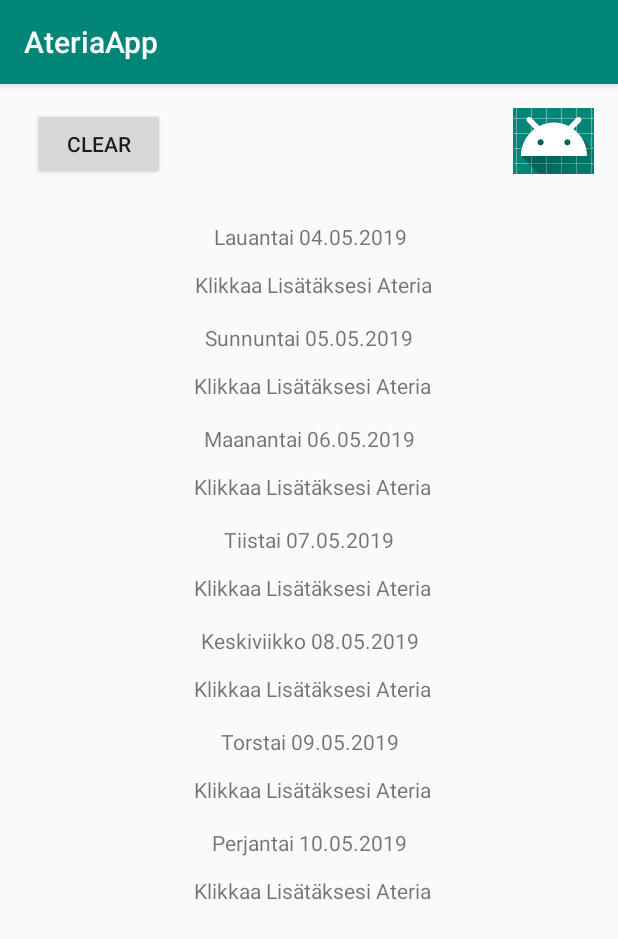
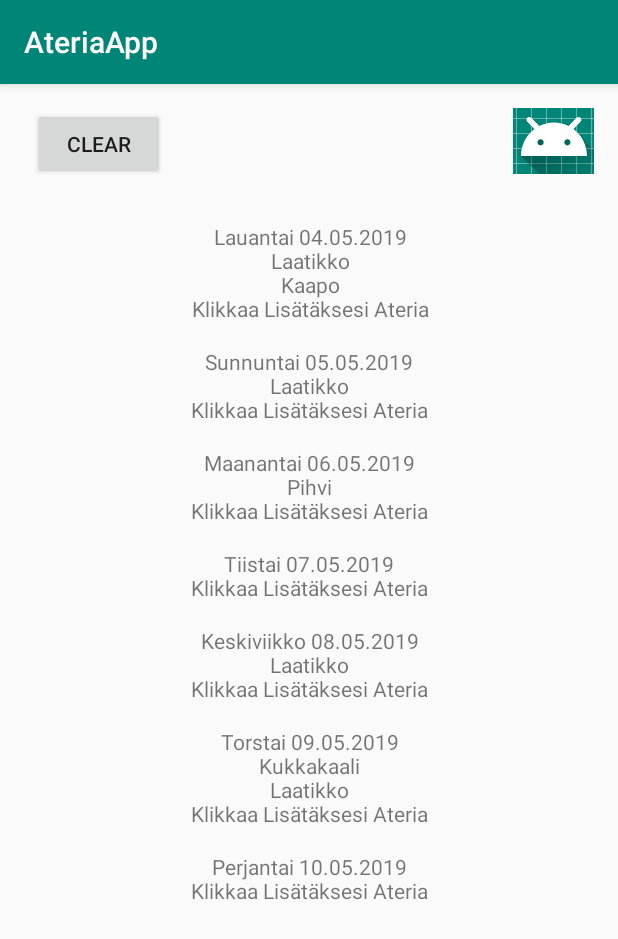
Before and after one commit to Ruon1s/AteriaApp, an Android app: the screen it shows after launch (MainActivity), on a phone screen of 412 x 824 dp. Shown: the top 939 px of the screen. Run offline under Robolectric (Android 15) with nearby library versions, the phone set to English and light mode, and no system bars.

Commit message:
Front page working.

```diff
--- a/app/src/main/java/com/example/ateriaapp/Ateria.java
+++ b/app/src/main/java/com/example/ateriaapp/Ateria.java
@@ -9,7 +9,15 @@ public class Ateria {
     public ArrayList<String> kaikkiainesosat = new ArrayList<>();
 
 
-//constructori
+    public String getDate() {
+        return this.date;
+    }
+
+    public String getNimi() {
+        return nimi;
+    }
+
+    //constructori
     public Ateria(String nimi, String date){
         this.nimi = nimi;
         this.date = date;
--- a/app/src/main/java/com/example/ateriaapp/Aterialistatesti.java
+++ b/app/src/main/java/com/example/ateriaapp/Aterialistatesti.java
@@ -17,11 +17,14 @@ public class Aterialistatesti {
         return instance;
     }
 
+    public Ateria getAteria(int i) {
+        Ateria ateria = aterialista.get(i);
+        return ateria;
+    }
 
-
-//tekee uuden aterian ja sijoittaa ainesosa muuttujat arraylistiin.
+    //tekee uuden aterian ja sijoittaa ainesosa muuttujat arraylistiin.
     public void addAteria(String nimi,String aine1, String aine2,String aine3, String aine4, String aine5, String aine6, String aine7){
-        Ateria ateria = new Ateria(nimi);
+        Ateria ateria = new Ateria(nimi, aine1);
         ateria.setAinesosat(aine1, aine2, aine3, aine4, aine5, aine6, aine7);
 
 
--- a/app/src/main/java/com/example/ateriaapp/MainActivity.java
+++ b/app/src/main/java/com/example/ateriaapp/MainActivity.java
@@ -20,11 +20,35 @@ public class MainActivity extends AppCompatActivity {
     private static final String TAG = "MainActivity";
 
     public TextView day;
+    public Aterialistatesti lista;
 
     @Override
     protected void onCreate(Bundle savedInstanceState) {
         super.onCreate(savedInstanceState);
         setContentView(R.layout.activity_main);
+        lista = Aterialistatesti.getInstance();
+        Ateria ateria = new Ateria("Laatikko", "04.05.2019");
+        lista.aterialista.add(ateria);
+        Ateria ateria4 = new Ateria("Kaapo", "04.05.2019");
+        lista.aterialista.add(ateria4);
+        Ateria ateria1 = new Ateria("Pihvi", "06.05.2019");
+        lista.aterialista.add(ateria1);
+        Ateria ateria2 = new Ateria("Kukkakaali", "09.05.2019");
+        lista.aterialista.add(ateria2);
+        Ateria ateria5 = new Ateria("Laatikko", "09.05.2019");
+        lista.aterialista.add(ateria5);
+        Ateria ateria6 = new Ateria("Laatikko", "08.05.2019");
+        lista.aterialista.add(ateria6);
+        Ateria ateria7 = new Ateria("Laatikko", "05.05.2019");
+        lista.aterialista.add(ateria7);
+        for (int w = 0; w < lista.aterialista.size() ; w++) {
+            Log.d(TAG, "onCreate: "+lista.getAteria(w).toString());
+        }
+
+
+
+
+
         setupDays();
     }
 
@@ -55,7 +79,8 @@ public class MainActivity extends AppCompatActivity {
     }
 
     /**
-     * <p>Setups 7 days to the front page </p>
+     * <p>Setups 7 days to the front page
+     * and parse existing meals to each day</p>
      * @author Aku Telimaa
      * @since 1.0
      */
@@ -69,8 +94,7 @@ public class MainActivity extends AppCompatActivity {
             SimpleDateFormat sdf1 = new SimpleDateFormat("E", Locale.US);
             String newDate1 = sdf1.format(cal.getTime());
             newDate1 = convertDayName(newDate1);
-            Log.d(TAG, "setupDays: " +newDate1);
-
+            Log.d(TAG, "setupDays: " +newDate1+" Size of List is "+lista.aterialista.size());
             if (i==0) {
                 day = (TextView) findViewById(R.id.viikonpaiva1);
             } else if (i==1) {
@@ -86,9 +110,20 @@ public class MainActivity extends AppCompatActivity {
             } else {
                 day = (TextView) findViewById(R.id.viikonpaiva7);
             }
+            String dateText = ""+newDate1+" "+newDate+"\n";
 
-            String dateText = ""+newDate1+" "+newDate+"\n\n Klikkaa Lisätäksesi Ateria";
+            for (int x = 0 ; x < lista.aterialista.size() ; x++) {
+                Ateria olio = lista.getAteria(x);
+                Log.d(TAG, "setupDays: Olion Date on: " +olio.getDate());
 
+                if (olio.getDate().equals(newDate)) {
+                    Log.d(TAG, "setupDays: Olio Found.");
+                    dateText = ""+dateText+ ""+ olio.getNimi()+"\n";
+                } else {
+                    Log.d(TAG, "setupDays: Olio not found");
+                }
+            }
+            dateText = ""+dateText+"Klikkaa Lisätäksesi Ateria";
             day.setText(dateText);
 
         }
```
